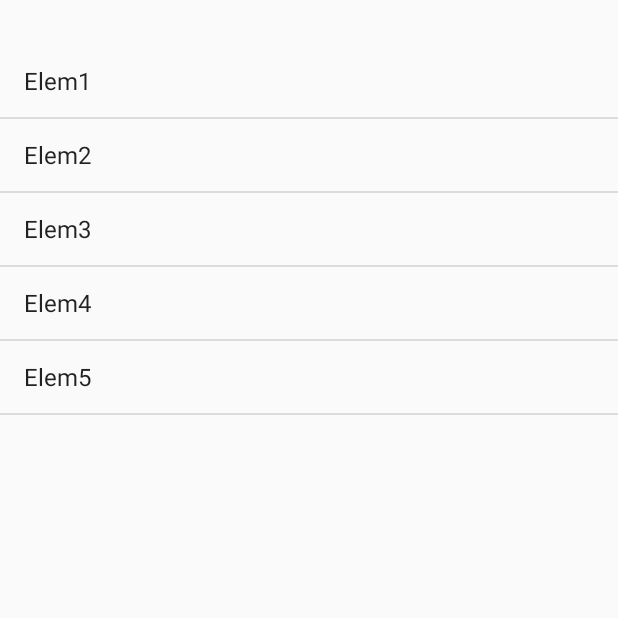
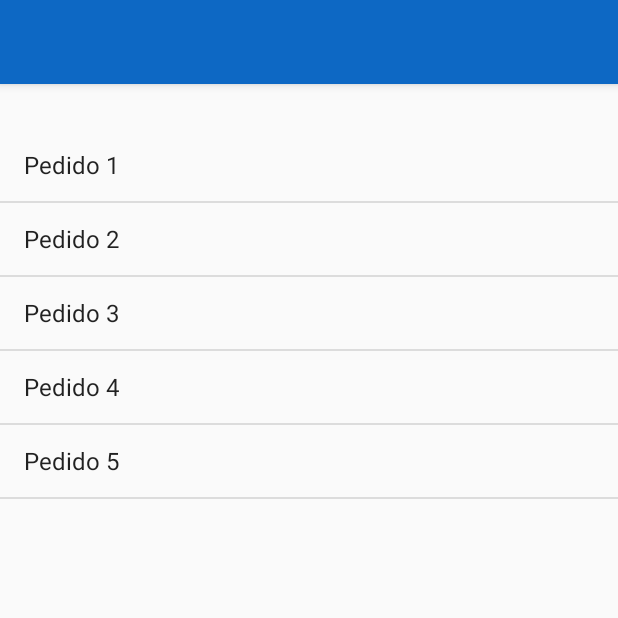
Before and after one commit to alvaro2226/ProyectoFinal_Android, an Android app: the ActivityPedidos screen opened directly, with no data from a screen before it, on a phone screen of 412 x 824 dp, the top half of it. Run offline under Robolectric (Android 15) with nearby library versions, the light colour scheme and no system bars.

Commit message:
Añadido el action bar a todas las activities

```diff
--- a/app/src/main/java/com/example/proyectofinal_android/Activities/ActivityPedidos.java
+++ b/app/src/main/java/com/example/proyectofinal_android/Activities/ActivityPedidos.java
@@ -22,7 +22,7 @@ public class ActivityPedidos extends AppCompatActivity {
     private void initViews(){
         ListView lstOpciones;
         final String[] datos =
-                new String[]{"Elem1","Elem2","Elem3","Elem4","Elem5"};
+                new String[]{"Pedido 1","Pedido 2","Pedido 3","Pedido 4","Pedido 5"};
 
         ArrayAdapter<String> adaptador =
                 new ArrayAdapter<String>(this,
--- a/app/src/main/res/layout/activity_pedidos.xml
+++ b/app/src/main/res/layout/activity_pedidos.xml
@@ -1,9 +1,19 @@
 <?xml version="1.0" encoding="utf-8"?>
+<android.support.v4.widget.DrawerLayout xmlns:android="http://schemas.android.com/apk/res/android"
+    xmlns:app="http://schemas.android.com/apk/res-auto"
+    xmlns:tools="http://schemas.android.com/tools"
+    android:id="@+id/drawer_layout"
+    android:layout_width="match_parent"
+    android:layout_height="match_parent"
+    tools:openDrawer="start"
+    tools:visibility="visible">
+
     <android.support.constraint.ConstraintLayout xmlns:android="http://schemas.android.com/apk/res/android"
         xmlns:app="http://schemas.android.com/apk/res-auto"
         xmlns:tools="http://schemas.android.com/tools"
         android:layout_width="match_parent"
         android:layout_height="match_parent"
+        android:layout_marginTop="?attr/actionBarSize"
         tools:context=".Activities.ActivityPedidos">
 
         <ListView
@@ -14,3 +24,20 @@
             tools:layout_editor_absoluteX="1dp"
             tools:layout_editor_absoluteY="1dp" />
     </android.support.constraint.ConstraintLayout>
+
+
+    <include
+        layout="@layout/app_bar_main"
+        android:layout_width="match_parent"
+        android:layout_height="match_parent" />
+
+    <android.support.design.widget.NavigationView
+        android:id="@+id/nav_view"
+        layout_height=""
+        android:layout_width="wrap_content"
+        android:layout_height="match_parent"
+        android:layout_gravity="start"
+        app:headerLayout="@layout/nav_header_main"
+        app:menu="@menu/activity_main_drawer" />
+
+</android.support.v4.widget.DrawerLayout>
--- a/app/src/main/res/layout/app_bar_main.xml
+++ b/app/src/main/res/layout/app_bar_main.xml
@@ -21,7 +21,8 @@
             android:layout_height="?attr/actionBarSize"
             android:background="?attr/colorPrimary"
             app:layout_scrollFlags="scroll|enterAlways"
-            app:popupTheme="@style/Widget.AppCompat.Light.PopupMenu.Overflow"
+            android:theme="@style/ThemeOverlay.AppCompat.ActionBar"
+            app:popupTheme="@style/ThemeOverlay.AppCompat.Light"
 
             />
 
--- a/app/src/main/res/layout/listview_carrito.xml
+++ b/app/src/main/res/layout/listview_carrito.xml
@@ -4,6 +4,7 @@
     android:descendantFocusability="blocksDescendants"
     android:layout_height="wrap_content"
     android:layout_width="match_parent"
+
     android:layout_marginBottom="40dp"
     android:orientation="vertical">
 
```
Also changed, not shown: app/src/main/java/com/example/proyectofinal_android/Activities/ActivityProducto.java (+10 -0 lines), app/src/main/res/layout/activity_carrito.xml (+33 -7 lines), app/src/main/res/layout/activity_producto.xml (+27 -1 lines), app/src/main/res/layout/activity_registro.xml (+24 -21 lines). Lines whose indentation alone changed are shown as unchanged.
